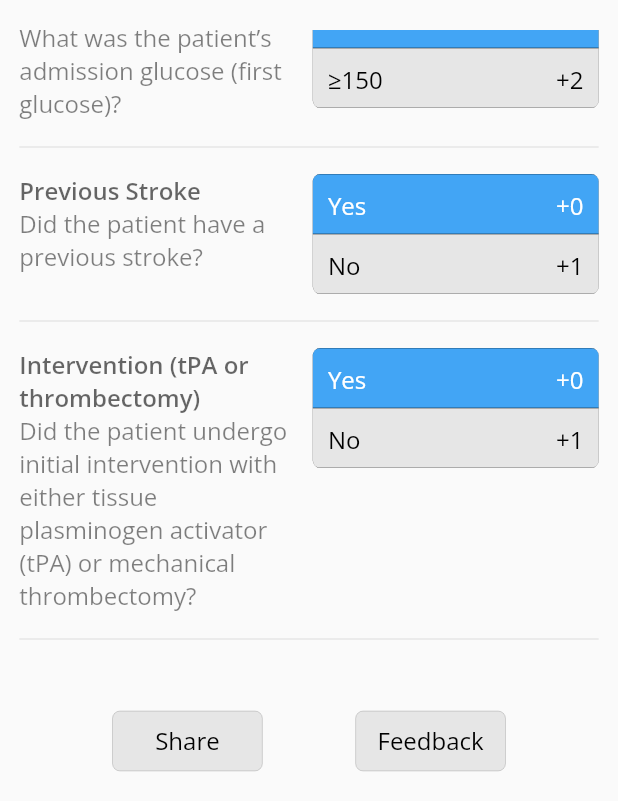
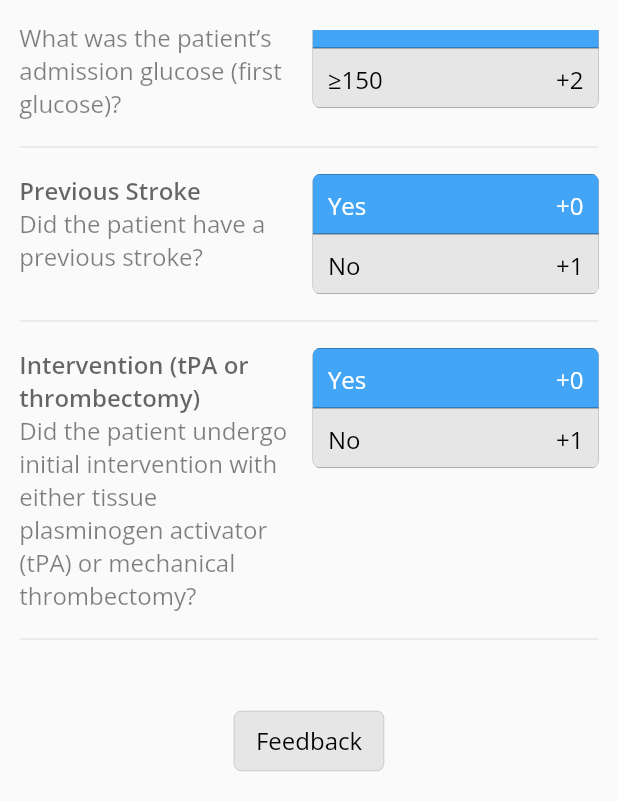
Before and after one commit to luconti/edemascore, a Flutter app: the screen it shows after launch, scrolled down 516 dp, on a phone screen of 412 x 824 dp, the part 435-1236 px from its top. Run offline on Flutter 3.47's test engine with Material 2 defaults, Android fonts, the phone set to English and light mode, and no system bars; our stand-ins replace url_strategy; missing offline and left inert: bulleted_list, dart:html.

```diff
--- a/lib/home.dart
+++ b/lib/home.dart
@@ -82,15 +82,11 @@ class _HomePageState extends State<HomePage> {
           Padding(
             padding: const EdgeInsets.only(top: 20, bottom: 20),
             child: Consumer<UrlParameters>(
-              builder: (context, urlParameters, _) {
-                return Row(
-                  mainAxisAlignment: MainAxisAlignment.spaceEvenly,
-                  children: [
-                    ShareButton(urlParameters),
-                    FeedbackButton(link: urlParameters.feedbackLink),
-                  ],
-                );
-              },
+              // display share button iff URL doesn't specify a feedback link
+              builder: (context, urlParameters, _) =>
+                  urlParameters.feedbackLink != null
+                      ? ShareButton(urlParameters)
+                      : FeedbackButton(link: urlParameters.feedbackLink),
             ),
           ),
         ],
```
Also changed, not shown: lib/main.dart (+5 -3 lines).
